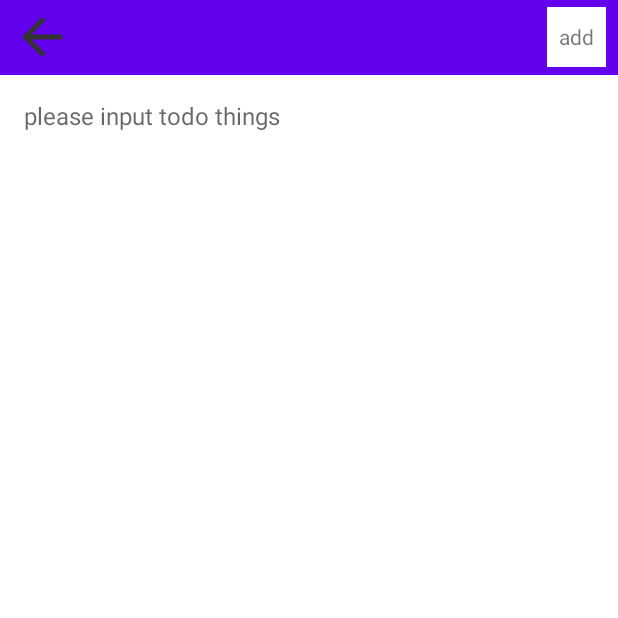
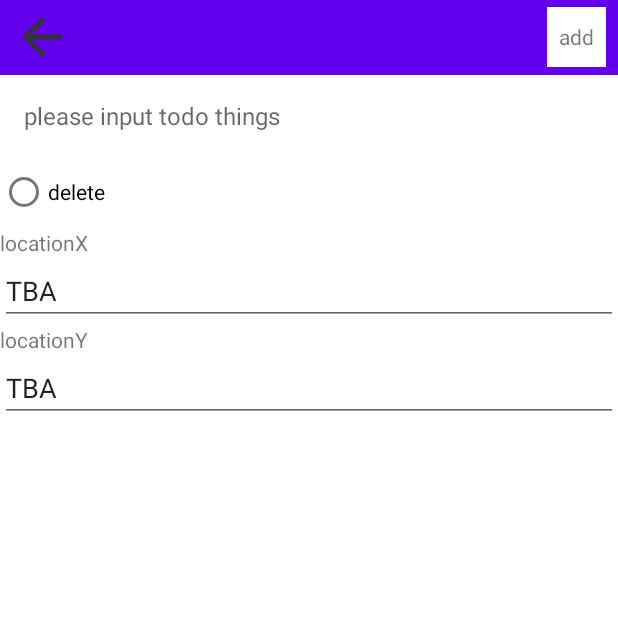
Before and after one commit to ZhenShen123/mobileComputing, an Android app: the EditActivity screen opened directly, with no data from a screen before it, on a phone screen of 412 x 824 dp, the top half of it. Run offline under Robolectric (Android 15) with nearby library versions, the phone set to English and light mode, and no system bars.

Commit message:
提交代码

```diff
--- a/app/src/main/AndroidManifest.xml
+++ b/app/src/main/AndroidManifest.xml
@@ -13,7 +13,7 @@
         android:roundIcon="@mipmap/ic_launcher_round"
         android:supportsRtl="true"
         android:theme="@style/Theme.HWAuthenticate">
-        <activity android:name=".PersonCenterActivity"></activity>
+        <activity android:name=".PersonCenterActivity"/>
         <activity android:name=".EditActivity" />
         <activity android:name=".RegisterActivity" />
         <activity android:name=".LoginActivity">
--- a/app/src/main/java/com/hw/hwauthenticate/EditActivity.kt
+++ b/app/src/main/java/com/hw/hwauthenticate/EditActivity.kt
@@ -22,6 +22,10 @@ class EditActivity : AppCompatActivity() {
     override fun onCreate(savedInstanceState: Bundle?) {
         super.onCreate(savedInstanceState)
         setContentView(R.layout.activity_edit)
+        deleteBtn.setOnClickListener{
+            RemindSQLiteHelper.deleteRemindData(mTodoBean!!.id)
+            toast(this,"the reminder has been deleted!")
+        }
         ivBackPage.setOnClickListener { finish() }
         tvAdd.setOnClickListener {
             if (edTodo.text.toString().isNotBlank()) {
--- a/app/src/main/java/com/hw/hwauthenticate/LoginActivity.kt
+++ b/app/src/main/java/com/hw/hwauthenticate/LoginActivity.kt
@@ -42,7 +42,7 @@ class LoginActivity : AppCompatActivity() {
         }
         val userIds = SpUtils.getString(Constants.USER_ID_KEY)
         if (TextUtils.isEmpty(userIds)) {
-            toast(this, getString(R.string.action_sign_in_error))
+            toast(this, "Wrong username or password!")
             return
         }
         val array = userIds.split(",")
@@ -57,8 +57,7 @@ class LoginActivity : AppCompatActivity() {
                 return
             }
         }
-
-        toast(this, getString(R.string.action_sign_in_error))
+        toast(this,"Wrong username or password!")
     }
 
     fun register(view: View) {
--- a/app/src/main/res/layout/activity_edit.xml
+++ b/app/src/main/res/layout/activity_edit.xml
@@ -45,4 +45,38 @@
         android:padding="16dp"
         android:textSize="16sp" />
 
+    <RadioButton
+        android:id="@+id/deleteBtn"
+        android:layout_width="match_parent"
+        android:layout_height="wrap_content"
+        android:text="@string/txt_delete" />
+
+    <TextView
+        android:id="@+id/LocationXTV"
+        android:layout_width="match_parent"
+        android:layout_height="wrap_content"
+        android:text="locationX" />
+
+    <EditText
+        android:id="@+id/locationXEV"
+        android:layout_width="match_parent"
+        android:layout_height="wrap_content"
+        android:ems="10"
+        android:inputType="textPersonName"
+        android:text="TBA" />
+
+    <TextView
+        android:id="@+id/locationYTV"
+        android:layout_width="match_parent"
+        android:layout_height="wrap_content"
+        android:text="locationY" />
+
+    <EditText
+        android:id="@+id/locationYEV"
+        android:layout_width="match_parent"
+        android:layout_height="wrap_content"
+        android:ems="10"
+        android:inputType="textPersonName"
+        android:text="TBA" />
+
 </LinearLayout>
--- a/app/src/main/res/values/strings.xml
+++ b/app/src/main/res/values/strings.xml
@@ -15,7 +15,7 @@
     <string name="login_out">login out</string>
     <string name="input_todo_details">please input todo things</string>
     <string name="action_add">add</string>
-    <string name="title_remind">Your Remind Available!</string>
+    <string name="title_remind">Your Reminder Available!</string>
     <string name="txt_ok">OK</string>
     <string name="user_name_tips">Name:</string>
     <string name="txt_delete">delete</string>
```
Also changed, not shown: app/src/main/java/com/hw/hwauthenticate/Bean/ToDoBean.kt (+6 -2 lines), app/src/main/java/com/hw/hwauthenticate/MainActivity.kt (+6 -2 lines), app/src/main/java/com/hw/hwauthenticate/remind/RemindSQLiteHelper.kt (+13 -7 lines), 1 other file.
